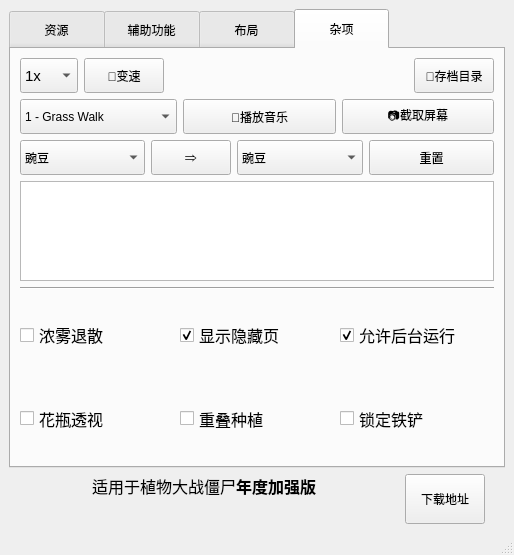
windshadow233/pvz-toolkit, file pvztoolkit.ui: the form before one commit.
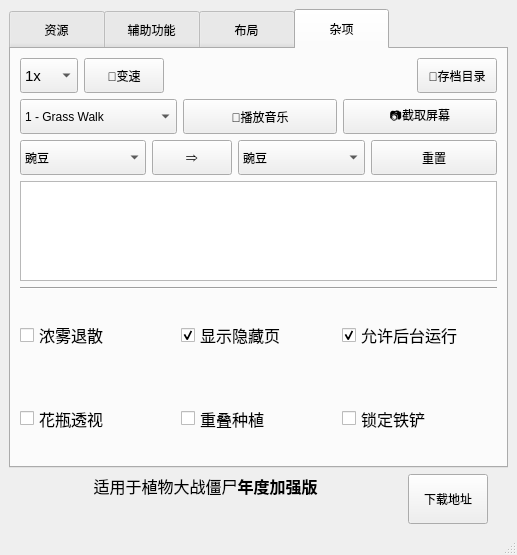
The form after the commit. The open tabs and pages were chosen to show the change.

What changed in the file:
```diff
--- a/pvztoolkit.ui
+++ b/pvztoolkit.ui
@@ -6,7 +6,7 @@
    <rect>
     <x>0</x>
     <y>0</y>
-    <width>514</width>
+    <width>517</width>
     <height>555</height>
    </rect>
   </property>
```
Left out of the diff: 4 changed lines with no effect on the pictures.
